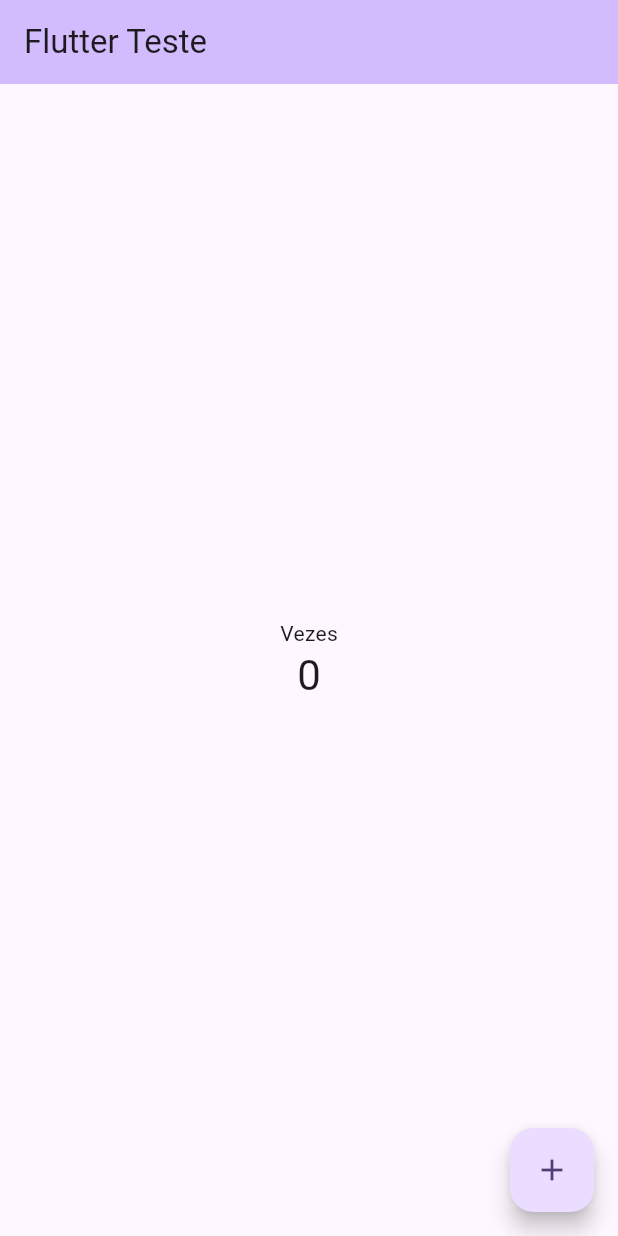
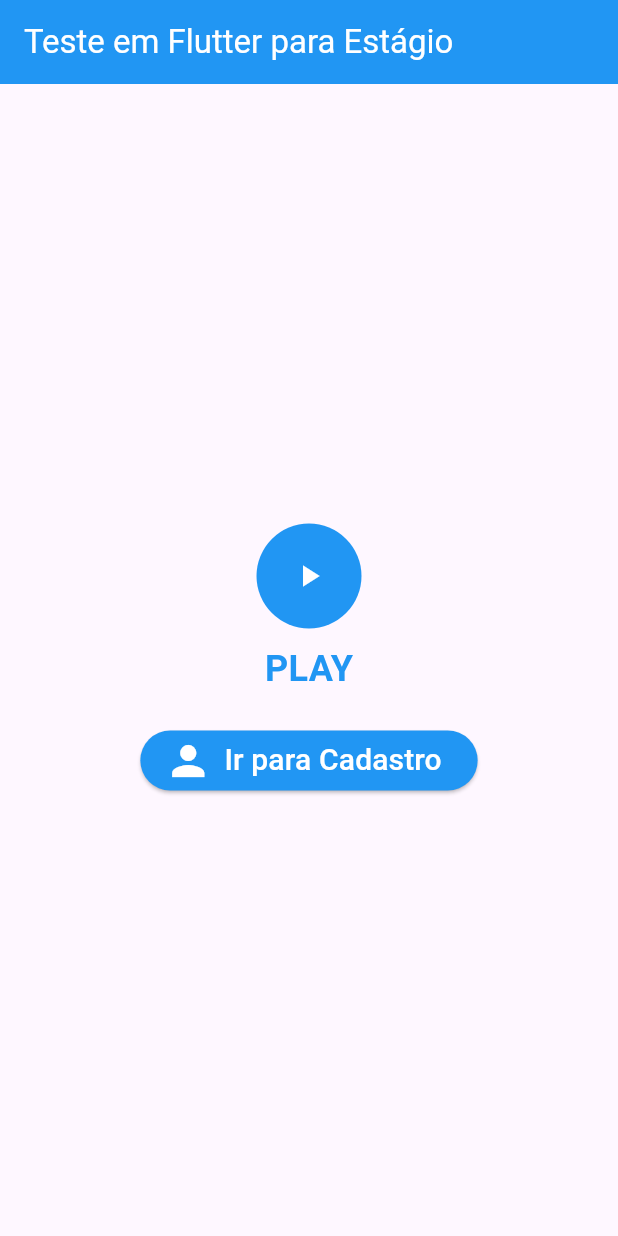
Before and after one commit to MateusHenrique1004/FlutterTesteEstagiario, a Flutter app: the screen it shows after launch, on a phone screen of 412 x 824 dp. Run offline on Flutter 3.47's test engine with Material 3 defaults, Android fonts, the phone set to English and light mode, and no system bars.

Commit message:
Versão Final

```diff
--- /dev/null
+++ b/next_flutter/lib/home_screen.dart
@@ -0,0 +1,104 @@
+import 'package:flutter/material.dart';
+import 'item_screen.dart';
+import 'register_screen.dart';
+
+class HomeScreen extends StatefulWidget {
+  const HomeScreen({super.key, required this.title});
+
+  final String title;
+
+  @override
+  State<HomeScreen> createState() => _HomeScreenState();
+}
+
+class _HomeScreenState extends State<HomeScreen> {
+  @override
+  Widget build(BuildContext context) {
+    return Scaffold(
+      appBar: AppBar(
+        backgroundColor: Colors.blue,
+        title: Text(
+          widget.title,
+          style: const TextStyle(color: Colors.white),
+        ),
+      ),
+      body: Center(
+        child: Column(
+          mainAxisAlignment: MainAxisAlignment.center,
+          children: [
+            InkWell(
+              onTap: () {
+                showSnackbar(context);
+                navigateToItemScreen(context);
+              },
+              child: Container(
+                width: 70.0,
+                height: 70.0,
+                decoration: const BoxDecoration(
+                  color: Colors.blue,
+                  shape: BoxShape.circle,
+                ),
+                child: const Center(
+                  child: Icon(
+                    Icons.play_arrow,
+                    color: Colors.white,
+                  ),
+                ),
+              ),
+            ),
+            const SizedBox(height: 10.0),
+            const Text(
+              'PLAY',
+              style: TextStyle(
+                color: Colors.blue,
+                fontSize: 24.0,
+                fontWeight: FontWeight.bold,
+              ),
+            ),
+            const SizedBox(height: 20.0),
+            ElevatedButton.icon(
+              onPressed: () {
+                Navigator.push(
+                  context,
+                  MaterialPageRoute(builder: (context) => RegisterScreen()),
+                );
+              },
+              icon: const Icon(
+                Icons.person,
+                color: Colors.white,
+                size: 32.0,
+              ),
+              label: const Text(
+                'Ir para Cadastro',
+                style: TextStyle(
+                  color: Colors.white,
+                  fontSize: 20.0,
+                ),
+              ),
+              style: ElevatedButton.styleFrom(
+                backgroundColor: Colors.blue,
+              ),
+            ),
+          ],
+        ),
+      ),
+    );
+  }
+
+  void showSnackbar(BuildContext context) {
+    ScaffoldMessenger.of(context).showSnackBar(
+      const SnackBar(
+        content: Text('Olá, Next Tecnologia!'),
+        duration: Duration(seconds: 3),
+      ),
+    );
+  }
+
+  void navigateToItemScreen(BuildContext context) {
+    Navigator.of(context).push(
+      MaterialPageRoute(
+        builder: (context) => ItemScreen(),
+      ),
+    );
+  }
+}
--- a/next_flutter/lib/main.dart
+++ b/next_flutter/lib/main.dart
@@ -1,125 +1,22 @@
 import 'package:flutter/material.dart';
+import 'home_screen.dart';
 
 void main() {
-  runApp(const MyApp());
+  runApp(MyApp());
 }
 
 class MyApp extends StatelessWidget {
-  const MyApp({super.key});
+  const MyApp({Key? key}) : super(key: key);
 
-  // This widget is the root of your application.
   @override
   Widget build(BuildContext context) {
     return MaterialApp(
       title: 'Flutter Demo',
       theme: ThemeData(
-        // This is the theme of your application.
-        //
-        // TRY THIS: Try running your application with "flutter run". You'll see
-        // the application has a purple toolbar. Then, without quitting the app,
-        // try changing the seedColor in the colorScheme below to Colors.green
-        // and then invoke "hot reload" (save your changes or press the "hot
-        // reload" button in a Flutter-supported IDE, or press "r" if you used
-        // the command line to start the app).
-        //
-        // Notice that the counter didn't reset back to zero; the application
-        // state is not lost during the reload. To reset the state, use hot
-        // restart instead.
-        //
-        // This works for code too, not just values: Most code changes can be
-        // tested with just a hot reload.
         colorScheme: ColorScheme.fromSeed(seedColor: Colors.deepPurple),
         useMaterial3: true,
       ),
-      home: const MyHomePage(title: 'Flutter Teste'),
+      home: const HomeScreen(title: 'Teste em Flutter para Estágio'),
     );
   }
 }
-
-class MyHomePage extends StatefulWidget {
-  const MyHomePage({super.key, required this.title});
-
-  // This widget is the home page of your application. It is stateful, meaning
-  // that it has a State object (defined below) that contains fields that affect
-  // how it looks.
-
-  // This class is the configuration for the state. It holds the values (in this
-  // case the title) provided by the parent (in this case the App widget) and
-  // used by the build method of the State. Fields in a Widget subclass are
-  // always marked "final".
-
-  final String title;
-
-  @override
-  State<MyHomePage> createState() => _MyHomePageState();
-}
-
-class _MyHomePageState extends State<MyHomePage> {
-  int _counter = 0;
-
-  void _incrementCounter() {
-    setState(() {
-      // This call to setState tells the Flutter framework that something has
-      // changed in this State, which causes it to rerun the build method below
-      // so that the display can reflect the updated values. If we changed
-      // _counter without calling setState(), then the build method would not be
-      // called again, and so nothing would appear to happen.
-      _counter++;
-    });
-  }
-
-  @override
-  Widget build(BuildContext context) {
-    // This method is rerun every time setState is called, for instance as done
-    // by the _incrementCounter method above.
-    //
-    // The Flutter framework has been optimized to make rerunning build methods
-    // fast, so that you can just rebuild anything that needs updating rather
-    // than having to individually change instances of widgets.
-    return Scaffold(
-      appBar: AppBar(
-        // TRY THIS: Try changing the color here to a specific color (to
-        // Colors.amber, perhaps?) and trigger a hot reload to see the AppBar
-        // change color while the other colors stay the same.
-        backgroundColor: Theme.of(context).colorScheme.inversePrimary,
-        // Here we take the value from the MyHomePage object that was created by
-        // the App.build method, and use it to set our appbar title.
-        title: Text(widget.title),
-      ),
-      body: Center(
-        // Center is a layout widget. It takes a single child and positions it
-        // in the middle of the parent.
-        child: Column(
-          // Column is also a layout widget. It takes a list of children and
-          // arranges them vertically. By default, it sizes itself to fit its
-          // children horizontally, and tries to be as tall as its parent.
-          //
-          // Column has various properties to control how it sizes itself and
-          // how it positions its children. Here we use mainAxisAlignment to
-          // center the children vertically; the main axis here is the vertical
-          // axis because Columns are vertical (the cross axis would be
-          // horizontal).
-          //
-          // TRY THIS: Invoke "debug painting" (choose the "Toggle Debug Paint"
-          // action in the IDE, or press "p" in the console), to see the
-          // wireframe for each widget.
-          mainAxisAlignment: MainAxisAlignment.center,
-          children: <Widget>[
-            const Text(
-              'Vezes',
-            ),
-            Text(
-              '$_counter',
-              style: Theme.of(context).textTheme.headlineMedium,
-            ),
-          ],
-        ),
-      ),
-      floatingActionButton: FloatingActionButton(
-        onPressed: _incrementCounter,
-        tooltip: 'Increment',
-        child: const Icon(Icons.add),
-      ), // This trailing comma makes auto-formatting nicer for build methods.
-    );
-  }
-}
--- a/next_flutter/pubspec.yaml
+++ b/next_flutter/pubspec.yaml
@@ -35,6 +35,7 @@ dependencies:
   # The following adds the Cupertino Icons font to your application.
   # Use with the CupertinoIcons class for iOS style icons.
   cupertino_icons: ^1.0.6
+  http: ^0.13.3
 
 dev_dependencies:
   flutter_test:
```
Also changed, not shown: next_flutter/lib/api_screen.dart (added, +83 -0 lines), next_flutter/lib/detail_screen.dart (added, +40 -0 lines), next_flutter/lib/item_screen.dart (added, +82 -0 lines), next_flutter/lib/register_screen.dart (added, +135 -0 lines), next_flutter/pubspec.lock.
